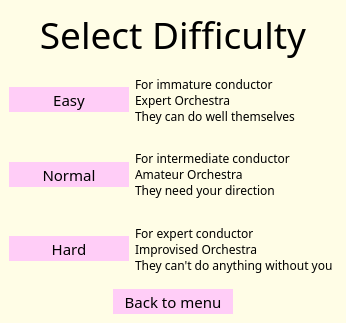
Old version of the form widget/menu/conductor/difficulty.ui in the repository cmh1027/Conductor-Simulator.
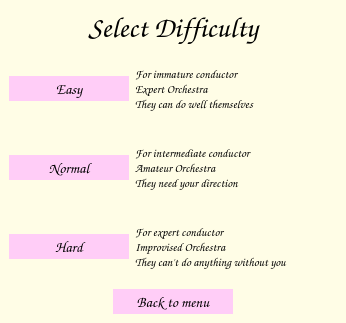
New version of the form. Icons and pictures are not drawn.

Patch:
```diff
--- a/widget/menu/conductor/difficulty.ui
+++ b/widget/menu/conductor/difficulty.ui
@@ -32,9 +32,11 @@
       </property>
       <property name="font">
        <font>
-        <family>Freestyle Script</family>
-        <pointsize>28</pointsize>
-        <italic>false</italic>
+        <family>Comic Sans MS</family>
+        <pointsize>22</pointsize>
+        <weight>75</weight>
+        <italic>true</italic>
+        <bold>true</bold>
        </font>
       </property>
       <property name="styleSheet">
@@ -66,8 +68,11 @@
         </property>
         <property name="font">
          <font>
-          <family>MD아트체</family>
+          <family>Comic Sans MS</family>
           <pointsize>11</pointsize>
+          <weight>75</weight>
+          <italic>true</italic>
+          <bold>true</bold>
          </font>
         </property>
         <property name="styleSheet">
@@ -83,8 +88,10 @@
        <widget class="QLabel" name="label_2">
         <property name="font">
          <font>
-          <family>HY동녘M</family>
-          <italic>false</italic>
+          <family>Comic Sans MS</family>
+          <weight>75</weight>
+          <italic>true</italic>
+          <bold>true</bold>
          </font>
         </property>
         <property name="text">
@@ -114,8 +121,11 @@
         </property>
         <property name="font">
          <font>
-          <family>MD아트체</family>
+          <family>Comic Sans MS</family>
           <pointsize>11</pointsize>
+          <weight>75</weight>
+          <italic>true</italic>
+          <bold>true</bold>
          </font>
         </property>
         <property name="styleSheet">
@@ -131,8 +141,10 @@
        <widget class="QLabel" name="label_3">
         <property name="font">
          <font>
-          <family>HY동녘M</family>
-          <italic>false</italic>
+          <family>Comic Sans MS</family>
+          <weight>75</weight>
+          <italic>true</italic>
+          <bold>true</bold>
          </font>
         </property>
         <property name="text">
@@ -162,8 +174,11 @@
         </property>
         <property name="font">
          <font>
-          <family>MD아트체</family>
+          <family>Comic Sans MS</family>
           <pointsize>11</pointsize>
+          <weight>75</weight>
+          <italic>true</italic>
+          <bold>true</bold>
          </font>
         </property>
         <property name="styleSheet">
@@ -179,8 +194,10 @@
        <widget class="QLabel" name="label_4">
         <property name="font">
          <font>
-          <family>HY동녘M</family>
-          <italic>false</italic>
+          <family>Comic Sans MS</family>
+          <weight>75</weight>
+          <italic>true</italic>
+          <bold>true</bold>
          </font>
         </property>
         <property name="text">
@@ -208,8 +225,11 @@
       </property>
       <property name="font">
        <font>
-        <family>MD아트체</family>
+        <family>Comic Sans MS</family>
         <pointsize>11</pointsize>
+        <weight>75</weight>
+        <italic>true</italic>
+        <bold>true</bold>
        </font>
       </property>
       <property name="styleSheet">
```
